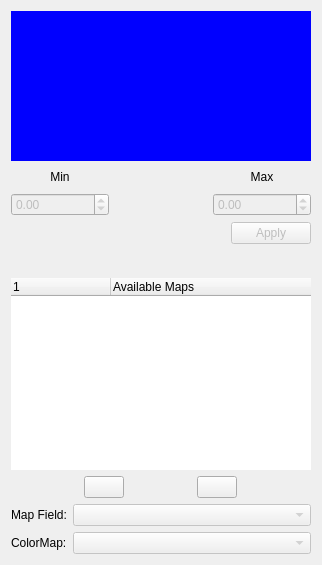
The window that Skyviewer/histogramwidget.ui (ATNoG/HealpixViewer) describes before a commit, drawn with Qt 5.
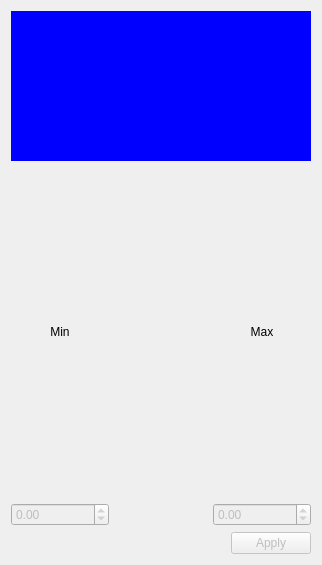
The same window after the commit. Icons and pictures are not drawn. Custom widgets are drawn as their Qt base class.

Commit message: Refactor: Added viewportManager Workspace only load needed viewports Added toolbar to Viewport

The edit to the form file:
```diff
--- a/Skyviewer/histogramwidget.ui
+++ b/Skyviewer/histogramwidget.ui
@@ -16,12 +16,6 @@
     <verstretch>0</verstretch>
    </sizepolicy>
   </property>
-  <property name="maximumSize">
-   <size>
-    <width>16777215</width>
-    <height>16777215</height>
-   </size>
-  </property>
   <property name="windowTitle">
    <string>Form</string>
   </property>
@@ -165,155 +159,6 @@
      </item>
     </layout>
    </item>
-   <item>
-    <spacer name="verticalSpacer">
-     <property name="orientation">
-      <enum>Qt::Vertical</enum>
-     </property>
-     <property name="sizeType">
-      <enum>QSizePolicy::Expanding</enum>
-     </property>
-     <property name="sizeHint" stdset="0">
-      <size>
-       <width>20</width>
-       <height>10</height>
-      </size>
-     </property>
-    </spacer>
-   </item>
-   <item>
-    <widget class="QTreeWidget" name="treeViewports">
-     <property name="sizePolicy">
-      <sizepolicy hsizetype="Expanding" vsizetype="MinimumExpanding">
-       <horstretch>0</horstretch>
-       <verstretch>0</verstretch>
-      </sizepolicy>
-     </property>
-     <property name="maximumSize">
-      <size>
-       <width>16777215</width>
-       <height>200</height>
-      </size>
-     </property>
-     <property name="frameShape">
-      <enum>QFrame::NoFrame</enum>
-     </property>
-     <property name="animated">
-      <bool>false</bool>
-     </property>
-     <property name="columnCount">
-      <number>2</number>
-     </property>
-     <attribute name="headerVisible">
-      <bool>true</bool>
-     </attribute>
-     <column>
-      <property name="text">
-       <string/>
-      </property>
-     </column>
-     <column>
-      <property name="text">
-       <string>Available Maps</string>
-      </property>
-     </column>
-    </widget>
-   </item>
-   <item>
-    <layout class="QHBoxLayout" name="iconLayout">
-     <property name="spacing">
-      <number>0</number>
-     </property>
-     <property name="sizeConstraint">
-      <enum>QLayout::SetMinimumSize</enum>
-     </property>
-     <item>
-      <widget class="QPushButton" name="btnOpen">
-       <property name="sizePolicy">
-        <sizepolicy hsizetype="Fixed" vsizetype="Fixed">
-         <horstretch>0</horstretch>
-         <verstretch>0</verstretch>
-        </sizepolicy>
-       </property>
-       <property name="layoutDirection">
-        <enum>Qt::RightToLeft</enum>
-       </property>
-       <property name="text">
-        <string/>
-       </property>
-      </widget>
-     </item>
-     <item>
-      <widget class="QPushButton" name="btnClose">
-       <property name="sizePolicy">
-        <sizepolicy hsizetype="Fixed" vsizetype="Fixed">
-         <horstretch>0</horstretch>
-         <verstretch>0</verstretch>
-        </sizepolicy>
-       </property>
-       <property name="layoutDirection">
-        <enum>Qt::RightToLeft</enum>
-       </property>
-       <property name="text">
-        <string/>
-       </property>
-       <property name="icon">
-        <iconset>
-         <normalon>:/images/icons/trash.gif</normalon>
-        </iconset>
-       </property>
-      </widget>
-     </item>
-    </layout>
-   </item>
-   <item>
-    <layout class="QHBoxLayout" name="horizontalLayout_2">
-     <item>
-      <widget class="QLabel" name="label">
-       <property name="text">
-        <string>Map Field:</string>
-       </property>
-      </widget>
-     </item>
-     <item>
-      <widget class="QComboBox" name="mapFieldSelector">
-       <property name="enabled">
-        <bool>false</bool>
-       </property>
-       <property name="sizePolicy">
-        <sizepolicy hsizetype="MinimumExpanding" vsizetype="Fixed">
-         <horstretch>0</horstretch>
-         <verstretch>0</verstretch>
-        </sizepolicy>
-       </property>
-      </widget>
-     </item>
-    </layout>
-   </item>
-   <item>
-    <layout class="QHBoxLayout" name="horizontalLayout">
-     <item>
-      <widget class="QLabel" name="label_4">
-       <property name="text">
-        <string>ColorMap:</string>
-       </property>
-      </widget>
-     </item>
-     <item>
-      <widget class="QComboBox" name="comboBox">
-       <property name="enabled">
-        <bool>false</bool>
-       </property>
-       <property name="sizePolicy">
-        <sizepolicy hsizetype="MinimumExpanding" vsizetype="Fixed">
-         <horstretch>0</horstretch>
-         <verstretch>0</verstretch>
-        </sizepolicy>
-       </property>
-      </widget>
-     </item>
-    </layout>
-   </item>
   </layout>
  </widget>
  <customwidgets>
```
The commit also changes 14 other files.
